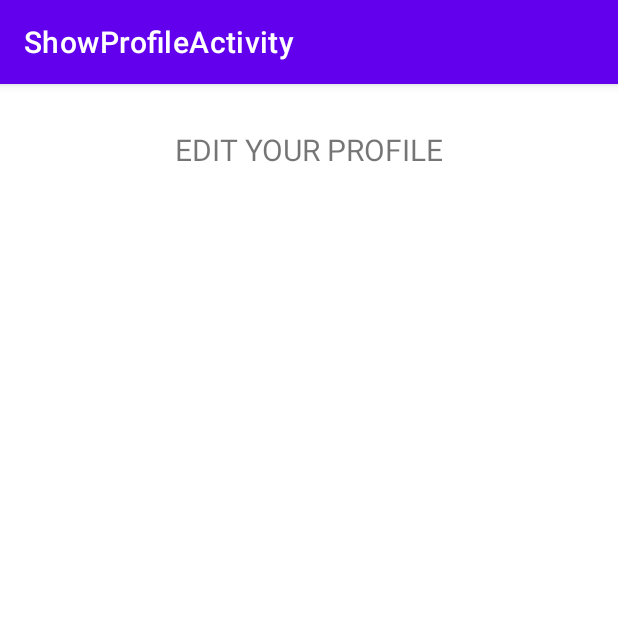
After one commit to laib3/Chronomy, an Android app: the EditProfileActivity screen opened directly, with no data from a screen before it, on a phone screen of 412 x 824 dp, the top half of it. The commit adds this screen. Run offline under Robolectric (Android 15) with nearby library versions, the phone set to English and light mode, and no system bars.

Commit message:
main menu + connection to editProfileActivity

```diff
--- a/app/src/main/AndroidManifest.xml
+++ b/app/src/main/AndroidManifest.xml
@@ -10,6 +10,9 @@
         android:supportsRtl="true"
         android:theme="@style/Theme.ShowProfileActivity">
         <activity
+            android:name=".EditProfileActivity"
+            android:exported="false" />
+        <activity
             android:name=".ShowProfileActivity"
             android:exported="true">
             <intent-filter>
--- /dev/null
+++ b/app/src/main/java/it/polito/showprofileactivity/EditProfileActivity.kt
@@ -0,0 +1,11 @@
+package it.polito.showprofileactivity
+
+import androidx.appcompat.app.AppCompatActivity
+import android.os.Bundle
+
+class EditProfileActivity : AppCompatActivity() {
+    override fun onCreate(savedInstanceState: Bundle?) {
+        super.onCreate(savedInstanceState)
+        setContentView(R.layout.activity_edit_profile)
+    }
+}
--- /dev/null
+++ b/app/src/main/res/layout/activity_edit_profile.xml
@@ -0,0 +1,22 @@
+<?xml version="1.0" encoding="utf-8"?>
+<androidx.constraintlayout.widget.ConstraintLayout xmlns:android="http://schemas.android.com/apk/res/android"
+    xmlns:app="http://schemas.android.com/apk/res-auto"
+    xmlns:tools="http://schemas.android.com/tools"
+    android:layout_width="match_parent"
+    android:layout_height="match_parent"
+    tools:context=".EditProfileActivity">
+
+    <TextView
+        android:id="@+id/textView"
+        android:layout_width="wrap_content"
+        android:layout_height="wrap_content"
+        android:layout_marginTop="30dp"
+        android:text="EDIT YOUR PROFILE"
+        android:textSize="20sp"
+        app:layout_constraintBottom_toBottomOf="parent"
+        app:layout_constraintEnd_toEndOf="parent"
+        app:layout_constraintHorizontal_bias="0.502"
+        app:layout_constraintStart_toStartOf="parent"
+        app:layout_constraintTop_toTopOf="parent"
+        app:layout_constraintVertical_bias="0.0" />
+</androidx.constraintlayout.widget.ConstraintLayout>
```
Also changed, not shown: app/src/main/java/it/polito/showprofileactivity/ShowProfileActivity.kt (+16 -0 lines), app/src/main/res/drawable/ic_pencil.xml (added, +10 -0 lines), app/src/main/res/menu/main_menu.xml (added, +8 -0 lines), 1 other file.
